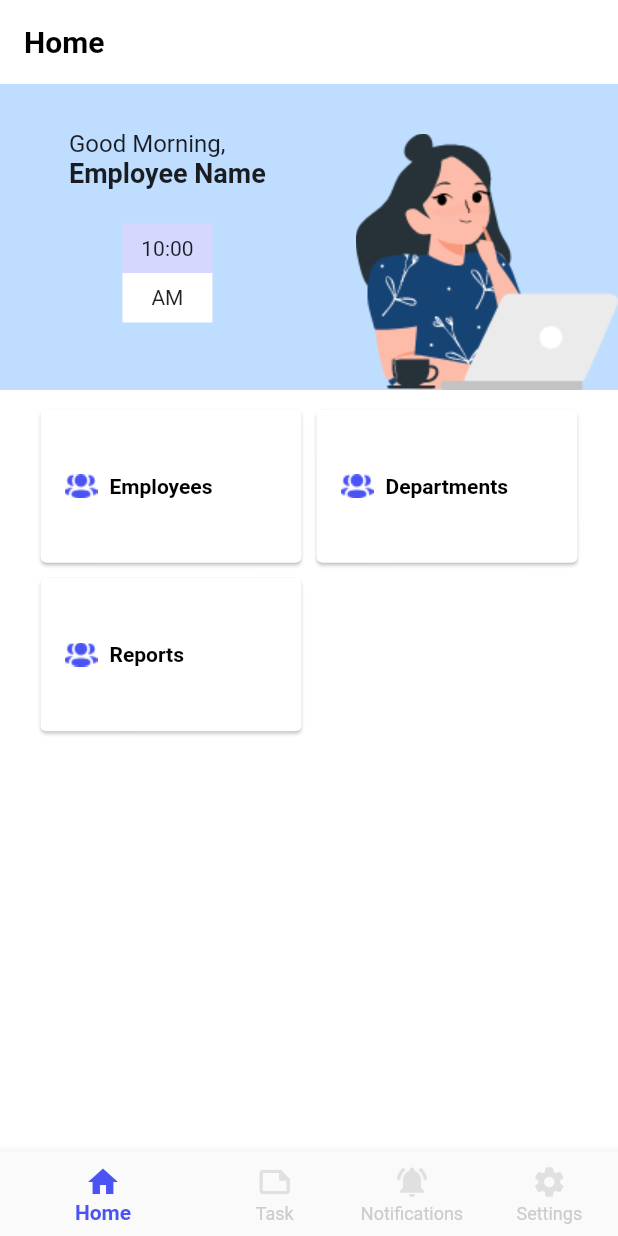
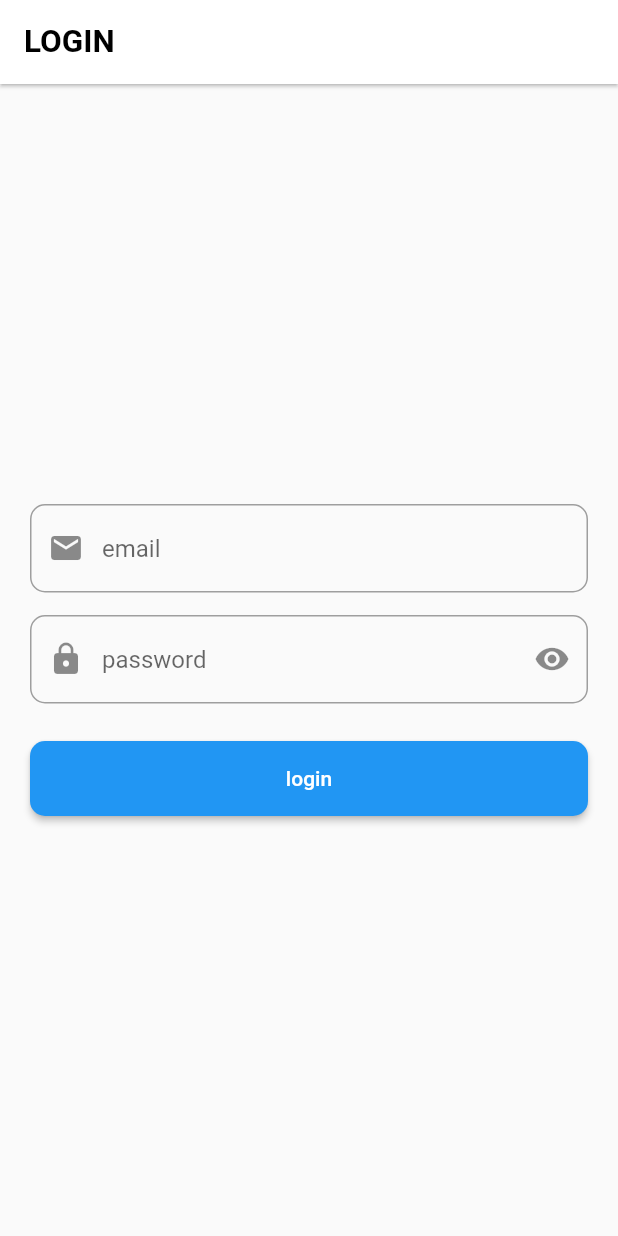
Before and after one commit to hussamhejazy/Task-Manager-Project, a Flutter app: the screen it shows after launch, on a phone screen of 412 x 824 dp. Run offline on Flutter 3.47's test engine with Material 2 defaults, Android fonts, the phone set to English and light mode, and no system bars.

Commit message:
loginscreen/teamscreen

```diff
--- /dev/null
+++ b/lib/screens/login_screen.dart
@@ -0,0 +1,93 @@
+import 'package:flutter/material.dart';
+class LoginScreen extends StatefulWidget {
+  const LoginScreen({Key? key}) : super(key: key);
+
+  @override
+  _LoginScreenState createState() => _LoginScreenState();
+}
+
+class _LoginScreenState extends State<LoginScreen> {
+  @override
+  Widget build(BuildContext context) {
+    return Scaffold(
+      appBar: AppBar(
+        elevation: 1,
+        backgroundColor: Colors.white,
+        title: Text(
+          'LOGIN',
+          style: TextStyle(
+            color: Colors.black,
+            fontWeight: FontWeight.bold,
+            fontSize: 21,
+          ),
+        ),
+      ),
+        body: Padding(
+          padding: EdgeInsets.symmetric(horizontal: 20, vertical: 40),
+          child: Column(
+            mainAxisAlignment: MainAxisAlignment.center,
+            children: [
+              TextField(
+                keyboardType: TextInputType.emailAddress,
+                decoration: InputDecoration(
+                  hintText: 'email',
+                  prefixIcon: Icon(Icons.email),
+                  enabledBorder: OutlineInputBorder(
+                    borderRadius: BorderRadius.circular(10),
+                    borderSide: BorderSide(
+                      color: Colors.grey,
+                      width: 1,
+                    ),
+                  ),
+                  focusedBorder: OutlineInputBorder(
+                    borderRadius: BorderRadius.circular(10),
+                    borderSide: BorderSide(
+                      color: Colors.blue,
+                      width: 1,
+                    ),
+                  ),
+                ),
+              ),
+              SizedBox(height: 15),
+              TextField(
+                keyboardType: TextInputType.text,
+                obscureText: true,
+                decoration: InputDecoration(
+                  hintText: 'password',
+                  prefixIcon: Icon(Icons.lock),
+                  suffixIcon: Icon(Icons.remove_red_eye),
+                  enabledBorder: OutlineInputBorder(
+                    borderRadius: BorderRadius.circular(10),
+                    borderSide: BorderSide(
+                      color: Colors.grey,
+                      width: 1,
+                    ),
+                  ),
+                  focusedBorder: OutlineInputBorder(
+                    borderRadius: BorderRadius.circular(10),
+                    borderSide: BorderSide(
+                      color: Colors.blue,
+                      width: 1,
+                    ),
+                  ),
+                ),
+              ),
+              SizedBox(height: 25),
+              ElevatedButton(
+                onPressed: () async {
+                },
+                child: Text('login'),
+                style: ElevatedButton.styleFrom(
+                  minimumSize: Size(double.infinity, 50),
+                  shape: RoundedRectangleBorder(
+                    borderRadius: BorderRadiusDirectional.circular(10),
+                  ),
+                ),
+              ),
+
+            ],
+          ),
+        )
+    );
+  }
+}
--- a/lib/screens/main.dart
+++ b/lib/screens/main.dart
@@ -6,10 +6,12 @@ import 'package:task_manager/screens/create_leave_screen.dart';
 import 'package:task_manager/screens/department_screen.dart';
 import 'package:task_manager/screens/employee_screen.dart';
 import 'package:task_manager/screens/leave_screen.dart';
+import 'package:task_manager/screens/login_screen.dart';
 import 'package:task_manager/screens/main_screen.dart';
 import 'package:task_manager/screens/nb_screens/pk_task_screen/add_task_screen.dart';
 import 'package:task_manager/screens/nb_screens/pk_task_screen/task_detail_screen.dart';
 import 'package:task_manager/screens/reports_screen.dart';
+import 'package:task_manager/screens/team_screen.dart';
 
 void main() =>runApp(const MyApp());
 
@@ -21,9 +23,10 @@ class MyApp extends StatelessWidget {
   Widget build(BuildContext context) {
     return MaterialApp(
       debugShowCheckedModeBanner: false,
-      initialRoute: '/main_screen',
+      initialRoute: '/login_screen',
       routes: {
         '/main_screen':(context)=>MainScreen(),
+        '/login_screen':(context)=>LoginScreen(),
         '/add_task_screen':(context)=>AddTask(),
         '/task_detail_screen':(context)=>TaskDetail(),
         '/attendance_screen':(context)=>Attendance(),
@@ -34,9 +37,8 @@ class MyApp extends StatelessWidget {
         '/department_screen':(context)=> DepartmentScreen(),
         '/add_department_screen':(context)=> AddDepartmentScreen(),
         '/reports_screen':(context)=> ReportsScreen(),
+        '/team_screen':(context)=> TeamScreen(),
 
-        //todo// rawand
-        // اكتبي اسمك هنا
       },
     );
   }
--- a/lib/screens/reports_screen.dart
+++ b/lib/screens/reports_screen.dart
@@ -36,7 +36,7 @@ class _ReportsScreenState extends State<ReportsScreen> {
         children: [
         buildElevatedButton(context,route:'/attendance_screen',iconImage: 'images/time.png',label: 'Attendance'),
         buildElevatedButton(context,route:'/leave_screen',iconImage: 'images/leave.png',label: 'Leave'),
-        buildElevatedButton(context,route:'/reports_screen',iconImage: 'images/employees_icon.png',label: 'Team'),
+        buildElevatedButton(context,route:'/team_screen',iconImage: 'images/employees_icon.png',label: 'Team'),
     ],
       ),
 
--- a/pubspec.yaml
+++ b/pubspec.yaml
@@ -64,6 +64,8 @@ flutter:
     - images/profile.png
     - images/time.png
     - images/leave.png
+    - images/teamtwo.png
+    - images/teamfirst.png
 
   # An image asset can refer to one or more resolution-specific "variants", see
   # https://flutter.dev/assets-and-images/#resolution-aware.
```
Also changed, not shown: lib/screens/team_screen.dart (added, +76 -0 lines), images/teamfirst.png (added), images/teamtwo.png (added), pubspec.lock.
